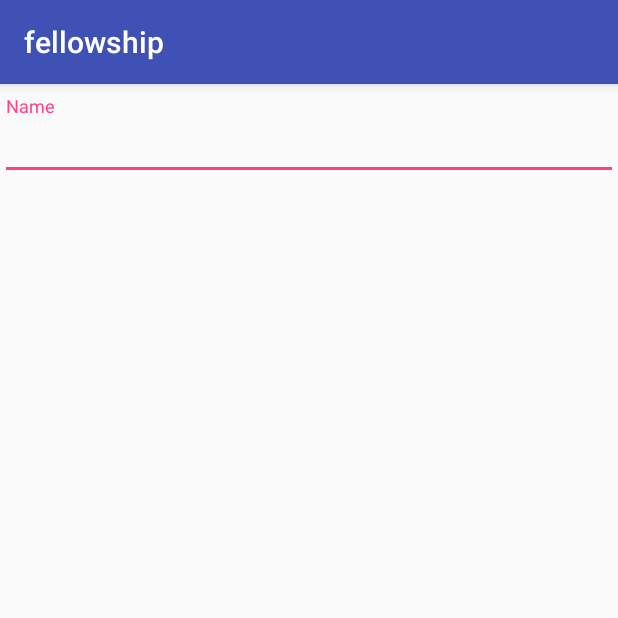
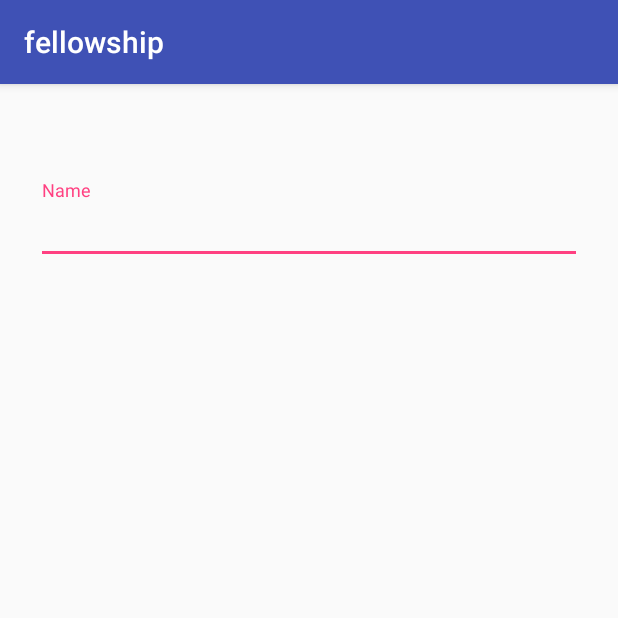
Before and after one commit to laronson/fellowship, an Android app: the CreateInitiativeActivity screen opened directly, with no data from a screen before it, on a phone screen of 412 x 824 dp, the top half of it. Run offline under Robolectric (Android 15) with nearby library versions, the phone set to English and light mode, and no system bars.

Commit message:
Putting in linear layout

```diff
--- a/app/src/main/res/layout/activity_create_initiative.xml
+++ b/app/src/main/res/layout/activity_create_initiative.xml
@@ -5,9 +5,13 @@
     android:fitsSystemWindows="true">
 
 
-    <RelativeLayout
+    <LinearLayout
+        android:orientation="vertical"
         android:layout_width="match_parent"
-        android:layout_height="wrap_content">
+        android:layout_height="wrap_content"
+        android:paddingTop="56dp"
+        android:paddingLeft="24dp"
+        android:paddingRight="24dp">
 
         <android.support.design.widget.TextInputLayout
             android:layout_width="match_parent"
@@ -21,5 +25,5 @@
                 android:hint="Name" />
         </android.support.design.widget.TextInputLayout>
 
-    </RelativeLayout>
+    </LinearLayout>
 </ScrollView>
```
